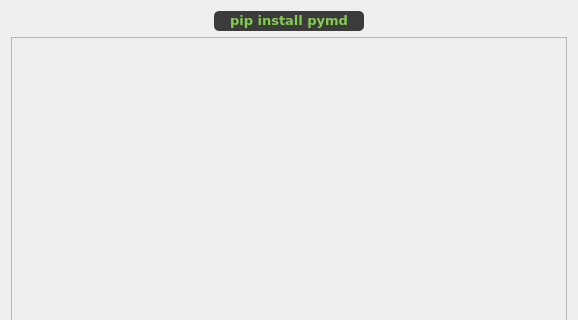
First picture: the form in src/PYMD/interface/dialog_about.ui, repository Dev2Forge/bridgex, before the edit; both pictures show x 0 to 578 and y 0 to 320 of the 578 by 640 pixel window.
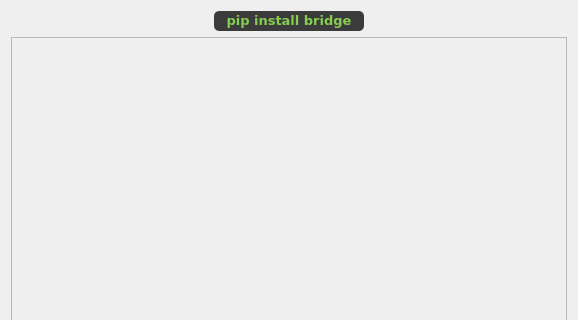
Second picture: the form after the edit.

Commit message: Updating name of project from `pymd` to `bridge`, part 1

```diff
--- a/src/PYMD/interface/dialog_about.ui
+++ b/src/PYMD/interface/dialog_about.ui
@@ -97,7 +97,7 @@
         <locale language="English" country="UnitedKingdom"/>
        </property>
        <property name="text">
-        <string>&lt;code&gt;pip install pymd&lt;/code&gt;</string>
+        <string notr="true">&lt;code&gt;pip install bridge&lt;/code&gt;</string>
        </property>
        <property name="textFormat">
         <enum>Qt::TextFormat::RichText</enum>
```
The commit also changes 29 other files.
